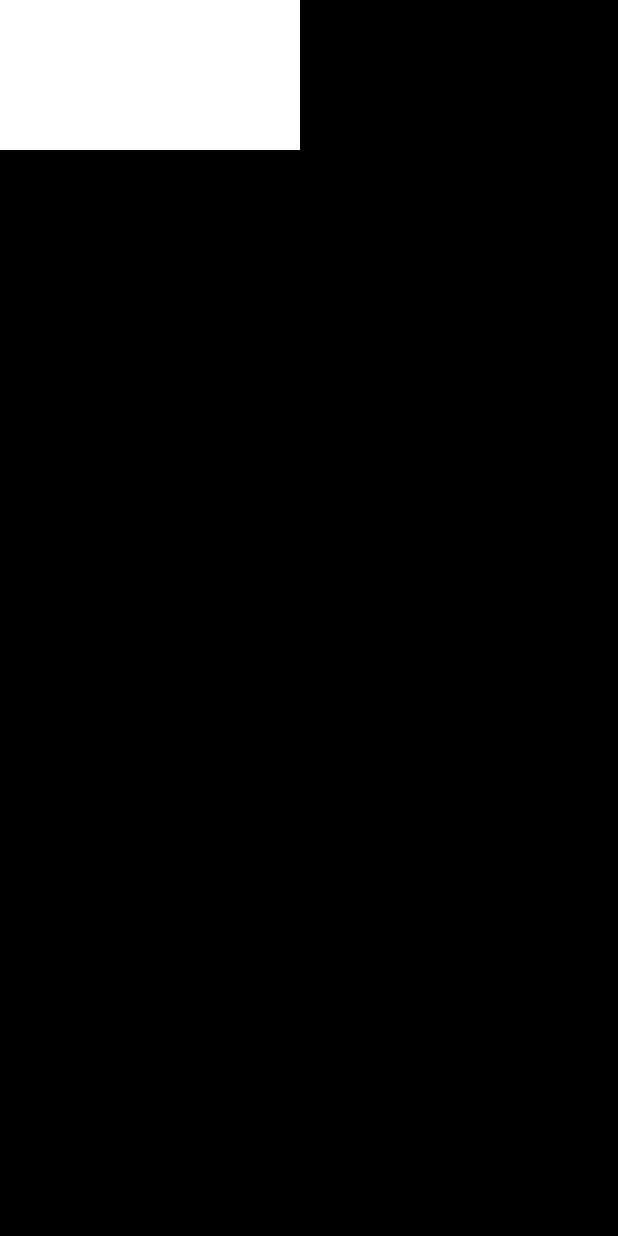
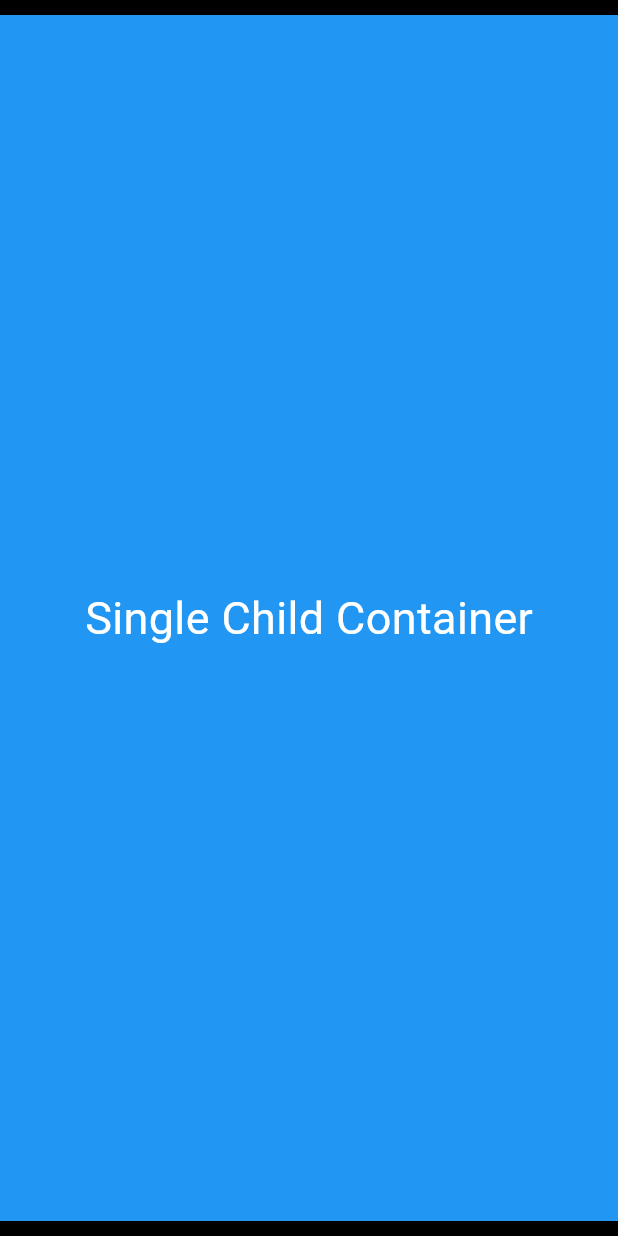
Before and after one commit to hariharankanakaraja/bda, a Flutter app: the screen it shows after launch, on a phone screen of 412 x 824 dp. Run offline on Flutter 3.47's test engine with Material 3 defaults, Android fonts, the light colour scheme and no system bars.

Commit message:
container widget

```diff
--- a/lib/welcome/WelcomePage.dart
+++ b/lib/welcome/WelcomePage.dart
@@ -17,9 +17,15 @@ class _WelcomePageState extends State<WelcomePage> {
             child: Container(
           color: Colors.transparent,
           child: Container(
-            width: 200,
-            height: 100,
-            color: Colors.white,
+            width: double.infinity,
+            height: double.infinity,
+            margin: EdgeInsets.symmetric(vertical: 10),
+            color: Colors.blue,
+            alignment: Alignment.center,
+            child: Text(
+              "Single Child Container",
+              style: TextStyle(fontSize: 30, color: Colors.white),
+            ),
           ),
         )),
       ),
```
